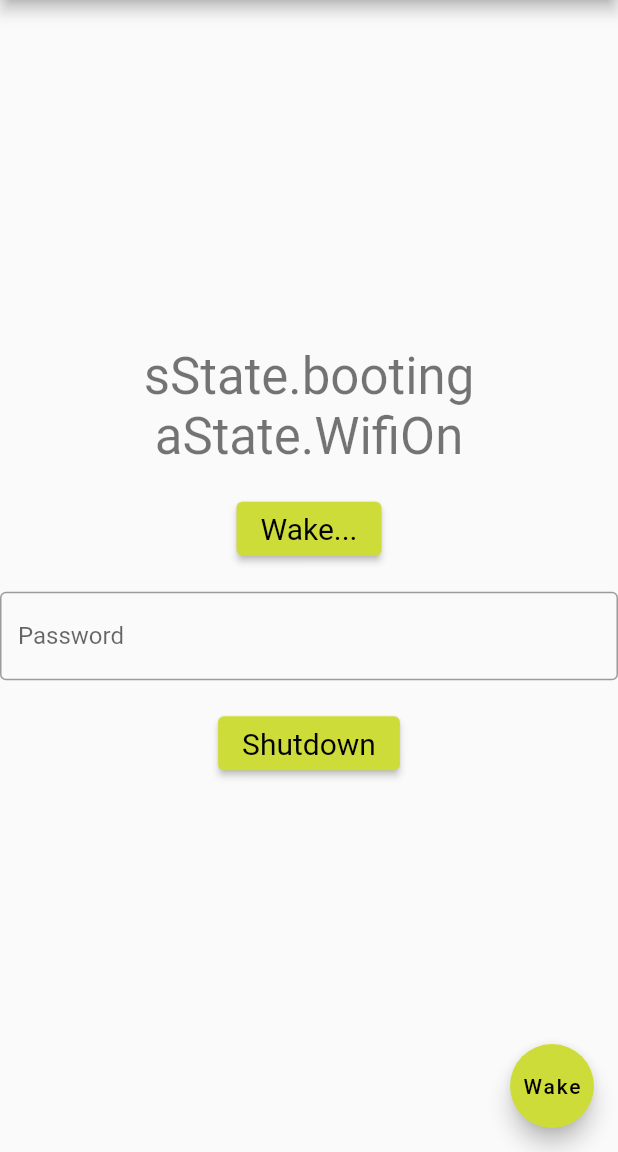
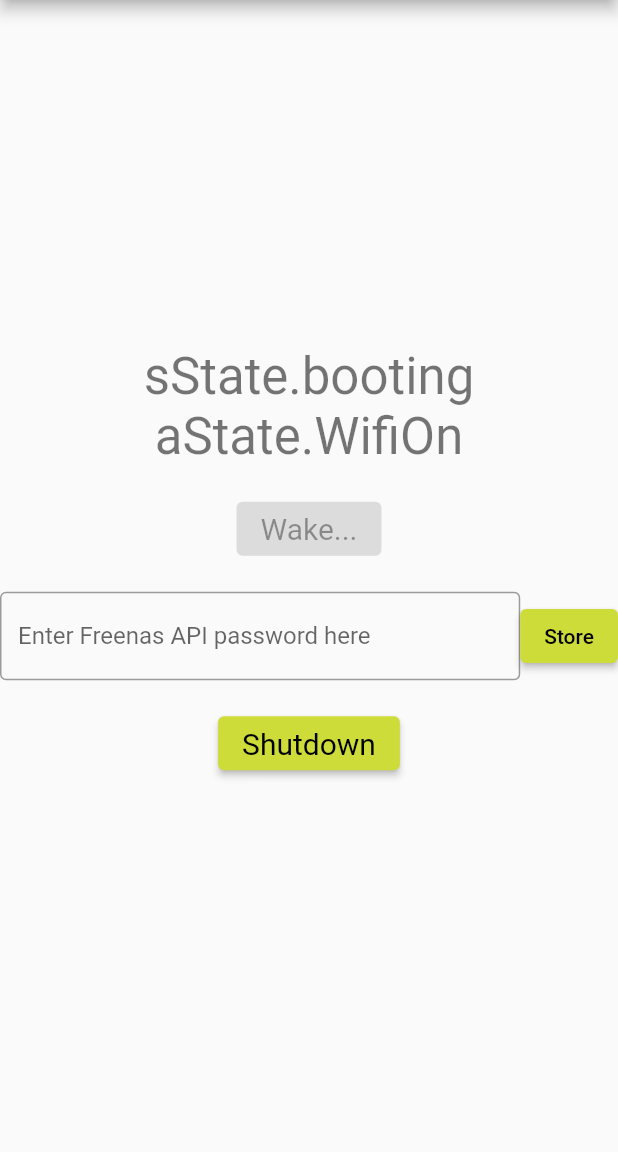
Before and after one commit to kkonat/WoL-dart, a Flutter app: the screen it shows after launch, after a tap on "Wake...", on a phone screen of 412 x 824 dp, the part 84-1236 px from its top. Run offline on Flutter 3.47's test engine with Material 2 defaults, Android fonts, the phone set to English and light mode, and no system bars; our stand-ins replace bloc, connectivity_plus, flutter_bloc; missing offline and left inert: dart_ping, wake_on_lan.

Commit message:
gui update

```diff
--- a/lib/cubit/app_cubit.dart
+++ b/lib/cubit/app_cubit.dart
@@ -1,5 +1,5 @@
 import 'dart:async';
-import 'dart:convert';
+
 import 'package:bloc/bloc.dart';
 import 'package:connectivity_plus/connectivity_plus.dart';
 import 'package:wol/cubit/server_cubit.dart';
@@ -9,7 +9,7 @@ part 'app_state.dart';
 // NetCubit is the network state cubit
 
 class AppCubit extends Cubit<AppState> {
-  late final Timer _timer;
+  late Timer _timer;
   late final Connectivity _connectivity;
   late final StreamSubscription<ConnectivityResult> _connectivitySubscription;
   final ServerCubit sc;
@@ -22,7 +22,6 @@ class AppCubit extends Cubit<AppState> {
 
   // startup code, called from widget state InitState()
   void initialize() {
-    _starttimer();
     _connectivitySubscription =
         _connectivity.onConnectivityChanged.listen(_updateConnectionStatus);
     _checkwifi();
@@ -50,7 +49,7 @@ class AppCubit extends Cubit<AppState> {
     _timer = Timer.periodic(Duration(seconds: 10), (t) {
       // ping when wifi is on and the app is in sensing state
       // also ping when the server was recently online, to chek if it hasn't gone offline
-      if (state.app == aState.WifiOn) {
+      if (state.app == aState.WifiOn && sc.state.ofSrv != sState.shuttingDown) {
         sc.ping();
       }
     });
@@ -58,11 +57,13 @@ class AppCubit extends Cubit<AppState> {
 
   void sleep() {
     _newAppState(aState.inactive);
+    _timer.cancel();
   }
 
   void resume() {
     _newAppState(aState.resumed);
     _checkwifi();
+    _starttimer();
   }
 
   // checks whether wifi is on
@@ -74,10 +75,12 @@ class AppCubit extends Cubit<AppState> {
     if (connectivityResult == ConnectivityResult.mobile) {
       // tell the app there's no WiFi available
       _newAppState(aState.noWifi);
+      _timer.cancel();
     } else if (connectivityResult == ConnectivityResult.wifi) {
       // if WiFi is on start pinging the server
       _newAppState(aState.WifiOn);
       sc.ping();
+      _starttimer();
     }
   }
 }
--- a/lib/cubit/server_cubit.dart
+++ b/lib/cubit/server_cubit.dart
@@ -4,8 +4,6 @@ import 'package:bloc/bloc.dart';
 import 'package:dart_ping/dart_ping.dart';
 import 'package:http/http.dart';
 import 'package:wake_on_lan/wake_on_lan.dart';
-
-import 'app_cubit.dart';
 
 part 'server_state.dart';
 
@@ -49,6 +47,8 @@ class ServerCubit extends Cubit<ServerState> {
     _serverCredentials = 'Basic ' + base64Encode(utf8.encode('root:$pwd'));
   }
 
+  void savePass() {}
+
 // wake() wakes the remote server and switches to sensing state
   void wake() async {
     // notify app that wake will be in progress,
--- a/lib/cubit/server_state.dart
+++ b/lib/cubit/server_state.dart
@@ -1,9 +1,11 @@
 part of 'server_cubit.dart';
 
-enum sState { offline, online, booting, shuttingDown, ready }
+enum sState { offline, online, booting, shuttingDown }
 
 class ServerState {
   sState srv;
 
   ServerState({this.srv = sState.offline});
+
+  sState get ofSrv => srv;
 }
--- a/lib/main.dart
+++ b/lib/main.dart
@@ -89,6 +89,7 @@ class _MyHomePageState extends State<MyHomePage>
         title: Text(widget.title),
       ),
       body: Center(
+        child: SingleChildScrollView(
           child: Column(
             mainAxisAlignment: MainAxisAlignment.center,
             children: <Widget>[
@@ -110,21 +111,21 @@ class _MyHomePageState extends State<MyHomePage>
               ),
               Padding(
                 padding: const EdgeInsets.all(18.0),
-              child: ElevatedButton(
+                child: BlocBuilder<ServerCubit, ServerState>(
+                  builder: (context, state) {
+                    return ElevatedButton(
                       style: style,
-                onPressed: () {
+                      onPressed: (state.ofSrv == sState.offline)
+                          ? () {
                               BlocProvider.of<ServerCubit>(context).wake();
+                            }
+                          : null,
+                      child: const Text('Wake...'),
+                    );
                   },
-                child: const Text('Wake...'),
                 ),
               ),
-            TextField(
-              decoration: InputDecoration(
-                  border: OutlineInputBorder(), hintText: 'Password'),
-              onChanged: (text) {
-                BlocProvider.of<ServerCubit>(context).setPass(text);
-              },
-            ),
+              _buildPasswordRow(),
               Padding(
                 padding: const EdgeInsets.all(18.0),
                 child: ElevatedButton(
@@ -138,15 +139,35 @@ class _MyHomePageState extends State<MyHomePage>
             ],
           ),
         ),
-      floatingActionButton: FloatingActionButton(
+      ),
+    );
+  }
+
+  var _savedPass = false;
+  Widget _buildPasswordRow() {
+    return _savedPass
+        ? Container()
+        : Row(
+            children: [
+              Expanded(
+                child: TextField(
+                  decoration: InputDecoration(
+                      border: OutlineInputBorder(),
+                      hintText: 'Enter Freenas API password here'),
+                  onChanged: (text) {
+                    BlocProvider.of<ServerCubit>(context).setPass(text);
+                  },
+                ),
+              ),
+              ElevatedButton(
                   onPressed: () {
-          BlocProvider.of<ServerCubit>(context).wake();
+                    BlocProvider.of<ServerCubit>(context).savePass();
+                    setState(() {
+                      _savedPass = true;
+                    });
                   },
-        tooltip: 'Connect',
-        child: BlocBuilder<AppCubit, AppState>(
-          builder: (context, state) => Text('Wake'),
-        ),
-      ), // This trailing comma makes auto-formatting nicer for build methods.
+                  child: Text('Store')),
+            ],
           );
   }
 }
```
Lines whose indentation alone changed are shown as unchanged.
